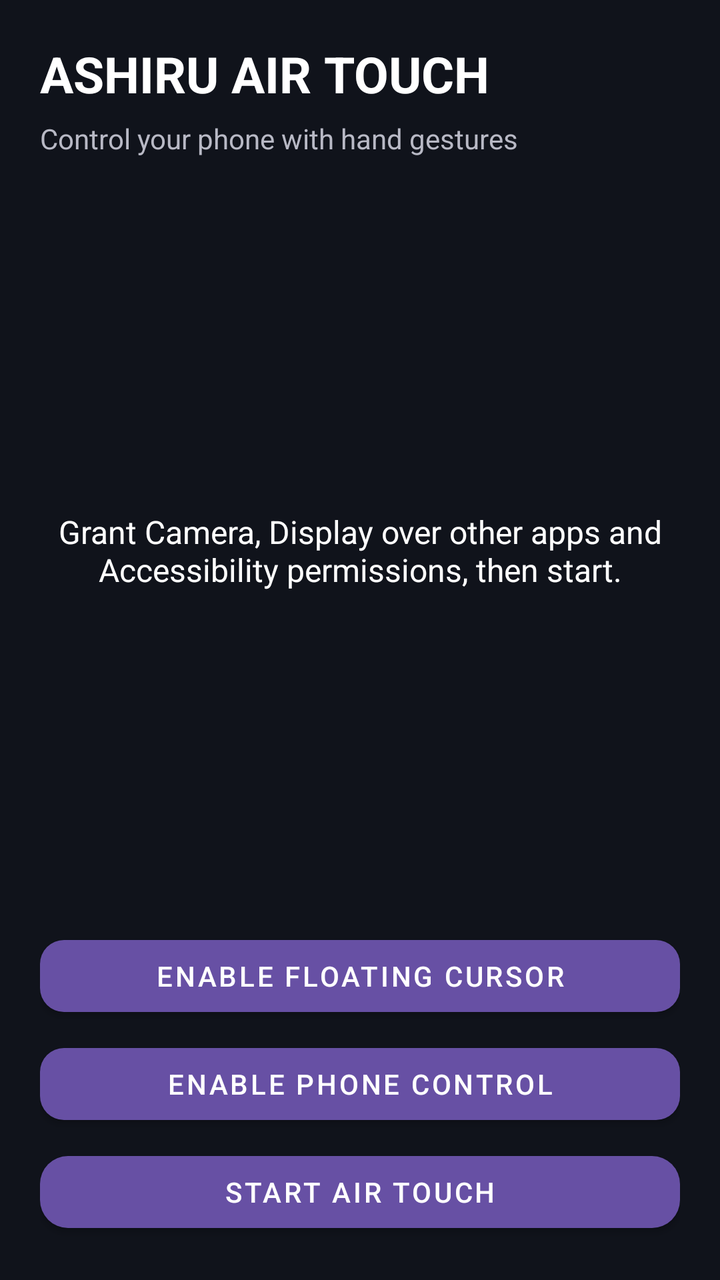
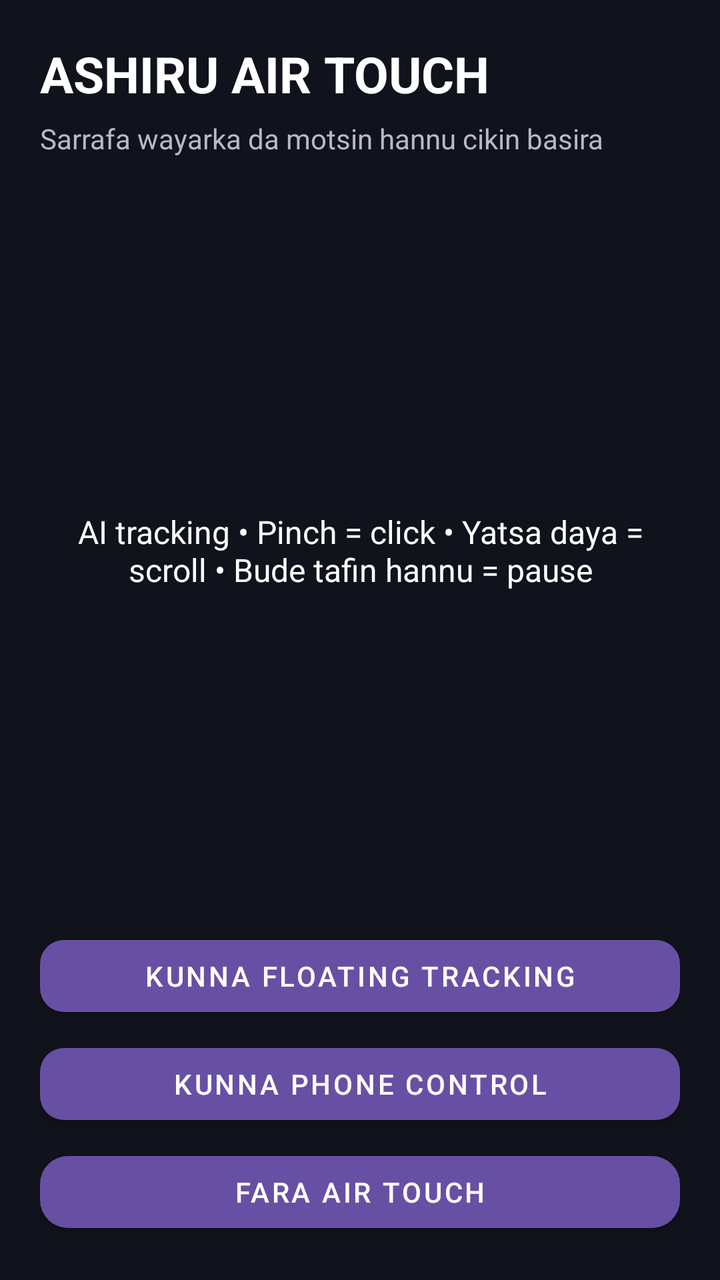

Compare the two renders of this Android layout. The source of the first and the diff that turns it into the second are given below.
<!-- AndroidManifest.xml: application theme Theme.AshiruAirTouch -->
<!-- res/layout/activity_main.xml -->
<?xml version="1.0" encoding="utf-8"?>
<androidx.constraintlayout.widget.ConstraintLayout xmlns:android="http://schemas.android.com/apk/res/android"
    xmlns:app="http://schemas.android.com/apk/res-auto"
    android:layout_width="match_parent" android:layout_height="match_parent"
    android:background="#10131B" android:padding="20dp">
    <TextView android:id="@+id/title" android:layout_width="0dp" android:layout_height="wrap_content"
        android:text="ASHIRU AIR TOUCH" android:textColor="#FFFFFF" android:textSize="25sp"
        android:textStyle="bold" app:layout_constraintTop_toTopOf="parent"
        app:layout_constraintStart_toStartOf="parent" app:layout_constraintEnd_toEndOf="parent"/>
    <TextView android:id="@+id/subtitle" android:layout_width="0dp" android:layout_height="wrap_content"
        android:text="Control your phone with hand gestures" android:textColor="#B8B9C5" android:textSize="14sp"
        app:layout_constraintTop_toBottomOf="@id/title" app:layout_constraintStart_toStartOf="parent"
        app:layout_constraintEnd_toEndOf="parent" android:layout_marginTop="6dp"/>
    <TextView android:id="@+id/status" android:layout_width="0dp" android:layout_height="0dp"
        android:text="Grant Camera, Display over other apps and Accessibility permissions, then start."
        android:textColor="#FFFFFF" android:textSize="16sp" android:gravity="center"
        app:layout_constraintTop_toBottomOf="@id/subtitle" app:layout_constraintBottom_toTopOf="@id/overlayButton"
        app:layout_constraintStart_toStartOf="parent" app:layout_constraintEnd_toEndOf="parent"
        android:layout_marginTop="20dp" android:layout_marginBottom="12dp"/>
    <com.google.android.material.button.MaterialButton android:id="@+id/overlayButton"
        android:layout_width="0dp" android:layout_height="wrap_content"
        android:text="ENABLE FLOATING CURSOR" android:textAllCaps="false" app:cornerRadius="12dp"
        app:layout_constraintBottom_toTopOf="@id/accessibilityButton"
        app:layout_constraintStart_toStartOf="parent" app:layout_constraintEnd_toEndOf="parent"
        android:layout_marginBottom="6dp"/>
    <com.google.android.material.button.MaterialButton android:id="@+id/accessibilityButton"
        android:layout_width="0dp" android:layout_height="wrap_content"
        android:text="ENABLE PHONE CONTROL" android:textAllCaps="false" app:cornerRadius="12dp"
        app:layout_constraintBottom_toTopOf="@id/startButton"
        app:layout_constraintStart_toStartOf="parent" app:layout_constraintEnd_toEndOf="parent"
        android:layout_marginBottom="6dp"/>
    <com.google.android.material.button.MaterialButton android:id="@+id/startButton"
        android:layout_width="0dp" android:layout_height="wrap_content" android:text="START AIR TOUCH"
        android:textAllCaps="false" app:cornerRadius="14dp"
        app:layout_constraintBottom_toBottomOf="parent" app:layout_constraintStart_toStartOf="parent"
        app:layout_constraintEnd_toEndOf="parent"/>
</androidx.constraintlayout.widget.ConstraintLayout>
<!-- resources referenced by this layout -->
<resources>
  <style name="Theme.AshiruAirTouch" parent="Theme.MaterialComponents.DayNight.NoActionBar">
          <item name="colorPrimary">#6750A4</item>
          <item name="colorPrimaryVariant">#4F378B</item>
          <item name="colorSecondary">#03DAC6</item>
          <item name="android:statusBarColor">#10131B</item>
          <item name="android:navigationBarColor">#10131B</item>
          <item name="android:windowLightStatusBar">false</item>
      </style>
</resources>

<!-- the commit's change to res/layout/activity_main.xml (unified diff, before → after) -->
@@ -8,29 +8,29 @@
         android:textStyle="bold" app:layout_constraintTop_toTopOf="parent"
         app:layout_constraintStart_toStartOf="parent" app:layout_constraintEnd_toEndOf="parent"/>
     <TextView android:id="@+id/subtitle" android:layout_width="0dp" android:layout_height="wrap_content"
-        android:text="Control your phone with hand gestures" android:textColor="#B8B9C5" android:textSize="14sp"
+        android:text="Sarrafa wayarka da motsin hannu cikin basira" android:textColor="#B8B9C5" android:textSize="14sp"
         app:layout_constraintTop_toBottomOf="@id/title" app:layout_constraintStart_toStartOf="parent"
         app:layout_constraintEnd_toEndOf="parent" android:layout_marginTop="6dp"/>
     <TextView android:id="@+id/status" android:layout_width="0dp" android:layout_height="0dp"
-        android:text="Grant Camera, Display over other apps and Accessibility permissions, then start."
+        android:text="AI tracking • Pinch = click • Yatsa daya = scroll • Bude tafin hannu = pause"
         android:textColor="#FFFFFF" android:textSize="16sp" android:gravity="center"
         app:layout_constraintTop_toBottomOf="@id/subtitle" app:layout_constraintBottom_toTopOf="@id/overlayButton"
         app:layout_constraintStart_toStartOf="parent" app:layout_constraintEnd_toEndOf="parent"
         android:layout_marginTop="20dp" android:layout_marginBottom="12dp"/>
     <com.google.android.material.button.MaterialButton android:id="@+id/overlayButton"
         android:layout_width="0dp" android:layout_height="wrap_content"
-        android:text="ENABLE FLOATING CURSOR" android:textAllCaps="false" app:cornerRadius="12dp"
+        android:text="KUNNA FLOATING TRACKING" android:textAllCaps="false" app:cornerRadius="12dp"
         app:layout_constraintBottom_toTopOf="@id/accessibilityButton"
         app:layout_constraintStart_toStartOf="parent" app:layout_constraintEnd_toEndOf="parent"
         android:layout_marginBottom="6dp"/>
     <com.google.android.material.button.MaterialButton android:id="@+id/accessibilityButton"
         android:layout_width="0dp" android:layout_height="wrap_content"
-        android:text="ENABLE PHONE CONTROL" android:textAllCaps="false" app:cornerRadius="12dp"
+        android:text="KUNNA PHONE CONTROL" android:textAllCaps="false" app:cornerRadius="12dp"
         app:layout_constraintBottom_toTopOf="@id/startButton"
         app:layout_constraintStart_toStartOf="parent" app:layout_constraintEnd_toEndOf="parent"
         android:layout_marginBottom="6dp"/>
     <com.google.android.material.button.MaterialButton android:id="@+id/startButton"
-        android:layout_width="0dp" android:layout_height="wrap_content" android:text="START AIR TOUCH"
+        android:layout_width="0dp" android:layout_height="wrap_content" android:text="FARA AIR TOUCH"
         android:textAllCaps="false" app:cornerRadius="14dp"
         app:layout_constraintBottom_toBottomOf="parent" app:layout_constraintStart_toStartOf="parent"
         app:layout_constraintEnd_toEndOf="parent"/>
